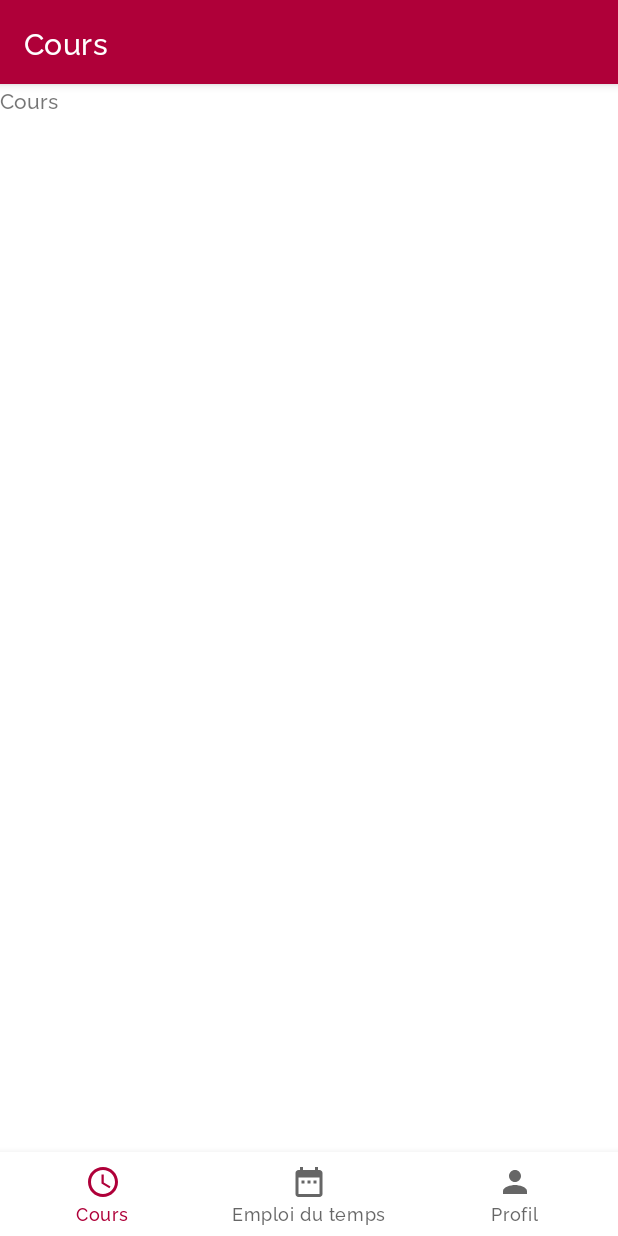
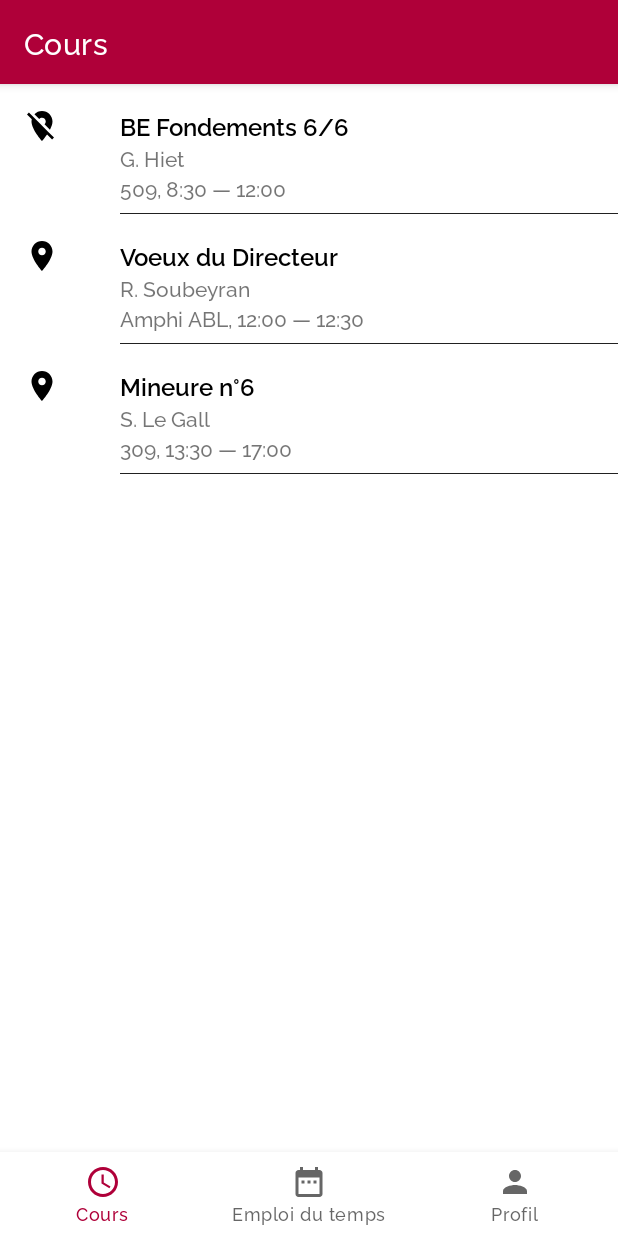
Before and after one commit to yopox/projet3A, an Android app: the screen it shows after launch (MainActivity), after a tap on "CONNEXION", on a phone screen of 412 x 824 dp. Run offline under Robolectric (Android 15) with nearby library versions, the phone set to English and light mode, and no system bars.

Commit message:
:pencil: RecyclerView

```diff
--- a/android/app/src/main/java/fr/centralesupelec/db/CoursFragment.kt
+++ b/android/app/src/main/java/fr/centralesupelec/db/CoursFragment.kt
@@ -6,22 +6,66 @@ import androidx.fragment.app.Fragment
 import android.view.LayoutInflater
 import android.view.View
 import android.view.ViewGroup
+import androidx.core.content.ContextCompat
+import androidx.recyclerview.widget.RecyclerView
+import androidx.recyclerview.widget.DefaultItemAnimator
+import androidx.recyclerview.widget.DividerItemDecoration
+import androidx.recyclerview.widget.LinearLayoutManager
+
+
+
 
 /**
  * A simple [Fragment] subclass.
  */
 class CoursFragment : Fragment() {
 
+    var data = arrayOf<CourseModel>()
+
     companion object {
         fun newInstance(): CoursFragment = CoursFragment()
+        lateinit var adapter: CourseAdapter
     }
 
     override fun onCreateView(
         inflater: LayoutInflater, container: ViewGroup?,
         savedInstanceState: Bundle?
     ): View? {
-        // Inflate the layout for this fragment
-        return inflater.inflate(R.layout.fragment_cours, container, false)
+
+        val rootView = inflater.inflate(R.layout.fragment_cours, container, false)
+
+        data = arrayOf(
+            CourseModel(
+                "BE Fondements 6/6",
+                "G. Hiet",
+                "509",
+                "8:30 — 12:00",
+                PositionVerification.NONE
+            ),
+            CourseModel(
+                "Voeux du Directeur",
+                "R. Soubeyran",
+                "Amphi ABL",
+                "12:00 — 12:30",
+                PositionVerification.ANONYMOUS
+            ),
+            CourseModel(
+                "Mineure n°6",
+                "S. Le Gall",
+                "309",
+                "13:30 — 17:00",
+                PositionVerification.IDENTIFIED_CONTINUOUS
+            )
+        )
+
+        adapter = CourseAdapter(data, context!!)
+        val rV = rootView.findViewById<RecyclerView>(R.id.recyclerView)
+        rV.adapter = adapter
+        val llm = LinearLayoutManager(context)
+        llm.orientation = LinearLayoutManager.VERTICAL
+        rV.layoutManager = llm
+
+        return rootView
     }
 
 }
--- /dev/null
+++ b/android/app/src/main/java/fr/centralesupelec/db/CourseAdapter.kt
@@ -0,0 +1,37 @@
+package fr.centralesupelec.db
+
+import android.content.Context
+import android.content.res.Resources
+import android.view.View
+import android.view.ViewGroup
+import android.widget.TextView
+import androidx.recyclerview.widget.RecyclerView
+import android.view.LayoutInflater
+import android.widget.ImageView
+
+
+class CourseAdapter(private val dataset: Array<CourseModel>, private val context: Context) :
+    RecyclerView.Adapter<CourseAdapter.Holder>() {
+    override fun onCreateViewHolder(parent: ViewGroup, viewType: Int): Holder {
+        val view = LayoutInflater.from(parent.context).inflate(R.layout.course_item, parent, false)
+        return Holder(view)
+    }
+
+    class Holder(view: View) : RecyclerView.ViewHolder(view) {
+        val name: TextView = view.findViewById(R.id.course_name)
+        val teacher: TextView = view.findViewById(R.id.course_teacher)
+        val infos: TextView = view.findViewById(R.id.course_infos)
+        var icon: ImageView = view.findViewById(R.id.course_icon)
+    }
+
+    override fun onBindViewHolder(holder: Holder, position: Int) {
+        holder.name.text = dataset[position].name
+        holder.teacher.text = dataset[position].teacher
+        holder.infos.text = "${dataset[position].room}, ${dataset[position].time}"
+        if (dataset[position].verification == PositionVerification.NONE) holder.icon.setImageDrawable(
+            context.getDrawable(R.drawable.ic_location_off_black_24dp)
+        )
+    }
+
+    override fun getItemCount() = dataset.size
+}
--- /dev/null
+++ b/android/app/src/main/java/fr/centralesupelec/db/CourseModel.kt
@@ -0,0 +1,11 @@
+package fr.centralesupelec.db
+
+enum class PositionVerification {
+    NONE,
+    IDENTIFIED,
+    IDENTIFIED_CONTINUOUS,
+    ANONYMOUS,
+    ANONYMOUS_CONTINUOUS
+}
+
+data class CourseModel(val name: String, val teacher: String, val room: String, val time: String, val verification: PositionVerification)
--- a/android/app/src/main/res/layout/course_item.xml
+++ b/android/app/src/main/res/layout/course_item.xml
@@ -3,25 +3,27 @@
     xmlns:app="http://schemas.android.com/apk/res-auto"
     xmlns:tools="http://schemas.android.com/tools"
     android:layout_width="match_parent"
-    android:layout_height="72dp"
-    android:layout_marginLeft="16dp"
-    android:layout_marginTop="16dp">
+    android:layout_height="wrap_content"
+    android:background="?attr/selectableItemBackground"
+    android:clickable="true"
+    android:paddingLeft="16dp"
+    android:paddingTop="16dp">
 
     <ImageView
-        android:id="@+id/imageView"
+        android:id="@+id/course_icon"
         android:layout_width="24dp"
         android:layout_height="24dp"
         android:layout_weight="1"
-        app:srcCompat="@drawable/ic_location_off_black_24dp" />
+        app:srcCompat="@drawable/ic_location_on_black_24dp" />
 
     <LinearLayout
-        android:layout_width="wrap_content"
+        android:layout_width="match_parent"
         android:layout_height="wrap_content"
-        android:layout_marginStart="64dp"
-        android:orientation="vertical">
+        android:orientation="vertical"
+        android:paddingStart="64dp">
 
         <TextView
-            android:id="@+id/textView"
+            android:id="@+id/course_name"
             android:layout_width="match_parent"
             android:layout_height="wrap_content"
             android:fontFamily="@font/raleway_semibold"
@@ -31,17 +33,25 @@
             tools:text="BE Fondements 6/6" />
 
         <TextView
-            android:id="@+id/textView2"
+            android:id="@+id/course_teacher"
             android:layout_width="match_parent"
             android:layout_height="wrap_content"
             android:text="G. Hiet" />
 
         <TextView
-            android:id="@+id/textView3"
+            android:id="@+id/course_infos"
             android:layout_width="match_parent"
             android:layout_height="wrap_content"
             android:text="509, 8:30 — 12:00" />
 
     </LinearLayout>
 
+    <ImageView
+        android:id="@+id/imageView2"
+        android:layout_width="match_parent"
+        android:layout_height="wrap_content"
+        android:layout_marginStart="64dp"
+        android:layout_marginTop="70dp"
+        app:srcCompat="@color/divider" />
+
 </RelativeLayout>
--- a/android/app/src/main/res/layout/fragment_cours.xml
+++ b/android/app/src/main/res/layout/fragment_cours.xml
@@ -5,10 +5,8 @@
     android:layout_height="match_parent"
     tools:context=".CoursFragment">
 
-    <!-- TODO: Update blank fragment layout -->
-    <TextView
+    <androidx.recyclerview.widget.RecyclerView
+        android:id="@+id/recyclerView"
         android:layout_width="match_parent"
-        android:layout_height="match_parent"
-        android:text="@string/cours" />
-
+        android:layout_height="match_parent" />
 </FrameLayout>
--- a/android/app/src/main/res/values/colors.xml
+++ b/android/app/src/main/res/values/colors.xml
@@ -5,4 +5,5 @@
     <color name="colorSecondary">#8B7898</color>
     <color name="colorAccent">#005375</color>
     <color name="white">#FFFFFF</color>
+    <color name="divider">#DE000000</color>
 </resources>
```
